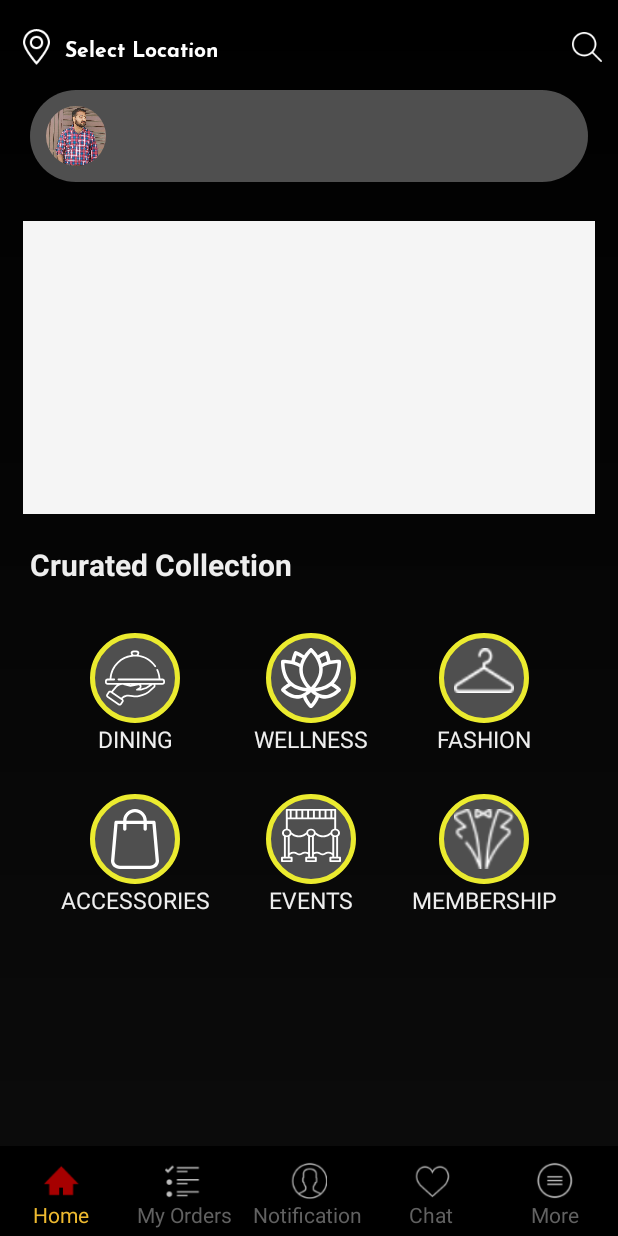
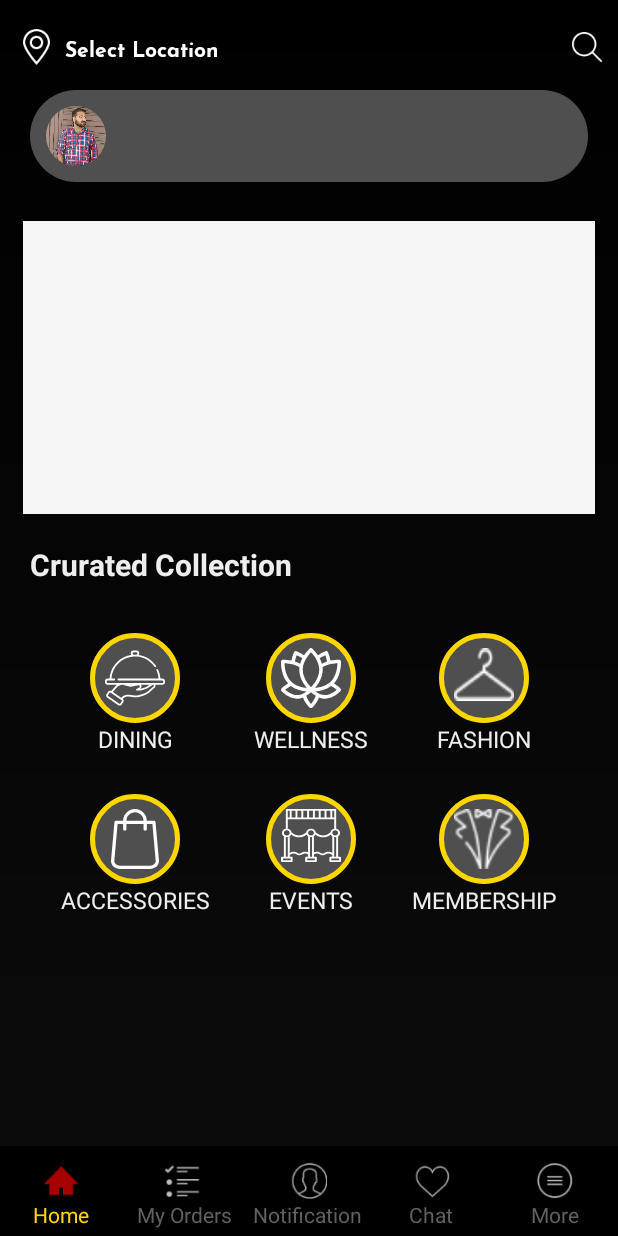
Before and after one commit to AbD-hashmi/DealsCode, an Android app: the Dashboard screen opened directly, with no data from a screen before it, on a phone screen of 412 x 824 dp. Run offline under Robolectric (Android 15) with nearby library versions, the phone set to English and light mode, and no system bars; our stand-ins replace CircleImageView, Volley; libraries missing offline, so code that uses them is left out: com.nostra13.universalimageloader; network calls fail; 1 statement that could not run was skipped.

Commit message:
last commit

```diff
--- a/app/src/main/res/drawable/drawable_accessories.xml
+++ b/app/src/main/res/drawable/drawable_accessories.xml
@@ -1,30 +1,4 @@
 <?xml version="1.0" encoding="utf-8"?>
-<!--<shape xmlns:android="http://schemas.android.com/apk/res/android"
-    android:shape="rectangle"
-    >
-    <corners
-        android:topLeftRadius="54dp"
-        android:topRightRadius="54dp"
-        android:bottomLeftRadius="54dp"
-        android:bottomRightRadius="54dp"
-        />
-    <solid
-        android:color="#4F4F4F"
-        />
-    <padding
-        android:left="0dp"
-        android:top="0dp"
-        android:right="0dp"
-        android:bottom="0dp"
-        />
-    <size
-        android:width="60dp"
-        android:height="60dp"
-        />
-    <stroke
-        android:width="3dp"
-        android:color="#EBEB2F"
-        />-->
 <layer-list xmlns:android="http://schemas.android.com/apk/res/android" >
     <item>
         <shape android:shape="rectangle"
@@ -51,7 +25,7 @@
                 />
             <stroke
                 android:width="3dp"
-                android:color="#EBEB2F"
+                android:color="@color/yellowcol"
                 />
         </shape>
     </item>
--- a/app/src/main/res/drawable/drawable_dining.xml
+++ b/app/src/main/res/drawable/drawable_dining.xml
@@ -1,30 +1,4 @@
 <?xml version="1.0" encoding="utf-8"?>
-<!--<shape xmlns:android="http://schemas.android.com/apk/res/android"
-    android:shape="rectangle"
-    >
-    <corners
-        android:topLeftRadius="54dp"
-        android:topRightRadius="54dp"
-        android:bottomLeftRadius="54dp"
-        android:bottomRightRadius="54dp"
-        />
-    <solid
-        android:color="#4F4F4F"
-        />
-    <padding
-        android:left="0dp"
-        android:top="0dp"
-        android:right="0dp"
-        android:bottom="0dp"
-        />
-    <size
-        android:width="60dp"
-        android:height="60dp"
-        />
-    <stroke
-        android:width="3dp"
-        android:color="#EBEB2F"
-        />-->
 <layer-list xmlns:android="http://schemas.android.com/apk/res/android" >
     <item>
         <shape android:shape="rectangle"
@@ -51,7 +25,7 @@
                 />
             <stroke
                 android:width="3dp"
-                android:color="#EBEB2F"
+                android:color="@color/yellowcol"
                 />
         </shape>
     </item>
--- a/app/src/main/res/drawable/drawable_events.xml
+++ b/app/src/main/res/drawable/drawable_events.xml
@@ -1,30 +1,4 @@
 <?xml version="1.0" encoding="utf-8"?>
-<!--<shape xmlns:android="http://schemas.android.com/apk/res/android"
-    android:shape="rectangle"
-    >
-    <corners
-        android:topLeftRadius="54dp"
-        android:topRightRadius="54dp"
-        android:bottomLeftRadius="54dp"
-        android:bottomRightRadius="54dp"
-        />
-    <solid
-        android:color="#4F4F4F"
-        />
-    <padding
-        android:left="0dp"
-        android:top="0dp"
-        android:right="0dp"
-        android:bottom="0dp"
-        />
-    <size
-        android:width="60dp"
-        android:height="60dp"
-        />
-    <stroke
-        android:width="3dp"
-        android:color="#EBEB2F"
-        />-->
 <layer-list xmlns:android="http://schemas.android.com/apk/res/android" >
     <item>
         <shape android:shape="rectangle"
@@ -51,7 +25,7 @@
                 />
             <stroke
                 android:width="3dp"
-                android:color="#EBEB2F"
+                android:color="@color/yellowcol"
                 />
         </shape>
     </item>
--- a/app/src/main/res/drawable/drawable_fashion.xml
+++ b/app/src/main/res/drawable/drawable_fashion.xml
@@ -1,30 +1,4 @@
 <?xml version="1.0" encoding="utf-8"?>
-<!--<shape xmlns:android="http://schemas.android.com/apk/res/android"
-    android:shape="rectangle"
-    >
-    <corners
-        android:topLeftRadius="54dp"
-        android:topRightRadius="54dp"
-        android:bottomLeftRadius="54dp"
-        android:bottomRightRadius="54dp"
-        />
-    <solid
-        android:color="#4F4F4F"
-        />
-    <padding
-        android:left="0dp"
-        android:top="0dp"
-        android:right="0dp"
-        android:bottom="0dp"
-        />
-    <size
-        android:width="60dp"
-        android:height="60dp"
-        />
-    <stroke
-        android:width="3dp"
-        android:color="#EBEB2F"
-        />-->
 <layer-list xmlns:android="http://schemas.android.com/apk/res/android" >
     <item>
         <shape android:shape="rectangle"
@@ -43,7 +17,7 @@
                 android:left="10dp"
                 android:top="10dp"
                 android:right="10dp"
-                android:bottom="20dp"
+                android:bottom="15dp"
                 />
             <size
                 android:width="60dp"
@@ -51,7 +25,7 @@
                 />
             <stroke
                 android:width="3dp"
-                android:color="#EBEB2F"
+                android:color="@color/yellowcol"
                 />
         </shape>
     </item>
--- a/app/src/main/res/drawable/drawable_membership.xml
+++ b/app/src/main/res/drawable/drawable_membership.xml
@@ -1,30 +1,4 @@
 <?xml version="1.0" encoding="utf-8"?>
-<!--<shape xmlns:android="http://schemas.android.com/apk/res/android"
-    android:shape="rectangle"
-    >
-    <corners
-        android:topLeftRadius="54dp"
-        android:topRightRadius="54dp"
-        android:bottomLeftRadius="54dp"
-        android:bottomRightRadius="54dp"
-        />
-    <solid
-        android:color="#4F4F4F"
-        />
-    <padding
-        android:left="0dp"
-        android:top="0dp"
-        android:right="0dp"
-        android:bottom="0dp"
-        />
-    <size
-        android:width="60dp"
-        android:height="60dp"
-        />
-    <stroke
-        android:width="3dp"
-        android:color="#EBEB2F"
-        />-->
 <layer-list xmlns:android="http://schemas.android.com/apk/res/android" >
     <item>
         <shape android:shape="rectangle"
@@ -51,7 +25,7 @@
                 />
             <stroke
                 android:width="3dp"
-                android:color="#EBEB2F"
+                android:color="@color/yellowcol"
                 />
         </shape>
     </item>
--- a/app/src/main/res/drawable/drawable_wellness.xml
+++ b/app/src/main/res/drawable/drawable_wellness.xml
@@ -1,30 +1,4 @@
 <?xml version="1.0" encoding="utf-8"?>
-<!--<shape xmlns:android="http://schemas.android.com/apk/res/android"
-    android:shape="rectangle"
-    >
-    <corners
-        android:topLeftRadius="54dp"
-        android:topRightRadius="54dp"
-        android:bottomLeftRadius="54dp"
-        android:bottomRightRadius="54dp"
-        />
-    <solid
-        android:color="#4F4F4F"
-        />
-    <padding
-        android:left="0dp"
-        android:top="0dp"
-        android:right="0dp"
-        android:bottom="0dp"
-        />
-    <size
-        android:width="60dp"
-        android:height="60dp"
-        />
-    <stroke
-        android:width="3dp"
-        android:color="#EBEB2F"
-        />-->
 <layer-list xmlns:android="http://schemas.android.com/apk/res/android" >
     <item>
         <shape android:shape="rectangle"
@@ -51,7 +25,7 @@
                 />
             <stroke
                 android:width="3dp"
-                android:color="#EBEB2F"
+                android:color="@color/yellowcol"
                 />
         </shape>
     </item>
--- a/app/src/main/res/layout/activity_dashboard.xml
+++ b/app/src/main/res/layout/activity_dashboard.xml
@@ -30,6 +30,7 @@
             android:layout_marginBottom="@dimen/fab_margin"
             android:padding="5dp"
             android:background="@drawable/round_button">
+
             <TableRow>
                 <de.hdodenhof.circleimageview.CircleImageView
                     android:layout_height="40dp"
@@ -252,7 +253,9 @@
             android:layout_height="60dp"
             android:paddingBottom="20dp"/>
     </LinearLayout>
-    <include layout="@layout/navigation_menu"/>
+    <include layout="@layout/navigation_menu"
+
+        android:visibility="gone"/>
     <include layout="@layout/bottom_nav"
         android:layout_width="match_parent"
         android:layout_height="match_parent"/>
--- a/app/src/main/res/layout/activity_detail.xml
+++ b/app/src/main/res/layout/activity_detail.xml
@@ -64,8 +64,6 @@
                     android:layout_alignParentLeft="true"
                     android:layout_alignParentStart="true"
                     android:layout_alignParentTop="true">
-
-
 
 
                     <ImageView
@@ -309,6 +307,7 @@
 
                     <android.support.v7.widget.RecyclerView
                         android:id="@+id/viewlist"
+                        android:orientation="horizontal"
                         android:layout_width="match_parent"
                         android:layout_height="wrap_content" />
 
--- a/app/src/main/res/values/colors.xml
+++ b/app/src/main/res/values/colors.xml
@@ -9,7 +9,7 @@
     <color name="buttoncolnew">#3b5999</color>
 
     <color name="redcolor">#a60000</color>
-    <color name="yellowcol">#eeba30</color>
+    <color name="yellowcol">#FFD700</color>
     <color name="white">#eeeeee</color>
     <color name="blackfontcolor">#000</color>
     <color name="greyfontcol">#616161</color>
```
Also changed, not shown: app/src/main/AndroidManifest.xml (+30 -29 lines), app/src/main/java/com/hmi/dealsnxt/Activity/UnverifiedUser.java (added, +15 -0 lines), app/src/main/res/layout/activity_payment.xml (+4 -7 lines), app/src/main/res/layout/activity_singledealorder.xml (+20 -24 lines), app/src/main/res/layout/activity_unverified_user.xml (added, +9 -0 lines).
